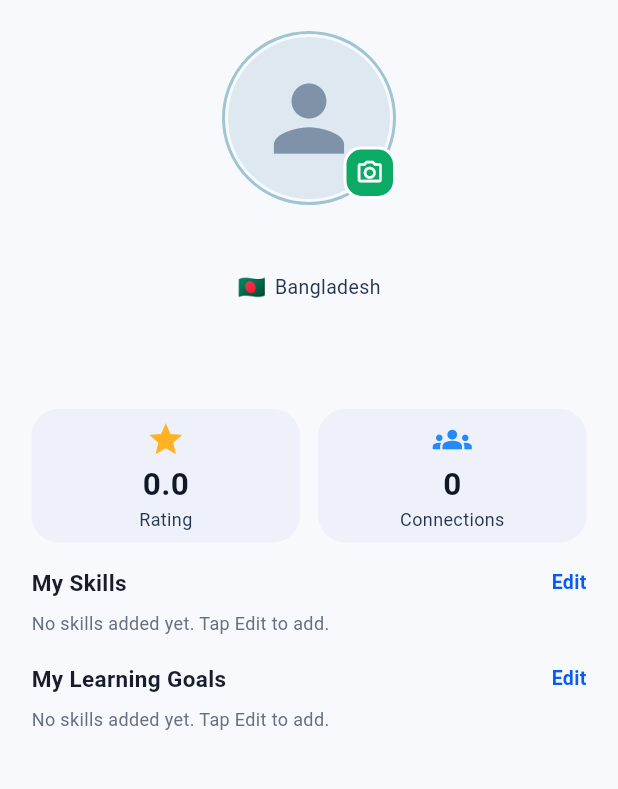
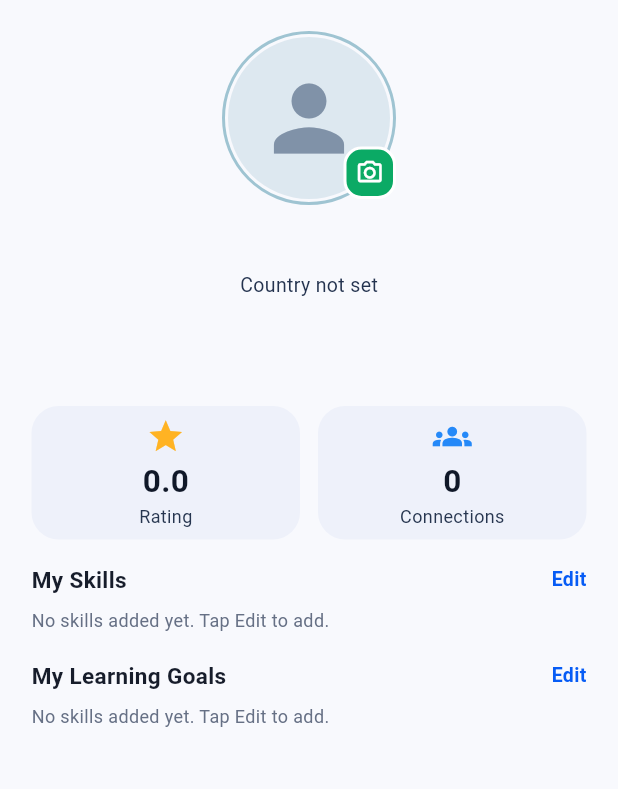
Before and after one commit to mdjahangir424/skillswap, a Flutter app: the ProfileScreen screen opened directly, on a phone screen of 412 x 824 dp, the part 59-848 px from its top. Run offline on Flutter 3.47's test engine with Material 3 defaults, Android fonts, the phone set to English and light mode, and no system bars; our stand-ins replace cloud_firestore, firebase_auth, firebase_core, firebase_storage, image_picker; accounts and stored records are empty.

Commit message:
Update profile_screen.dart

```diff
--- a/lib/screens/profile_screen.dart
+++ b/lib/screens/profile_screen.dart
@@ -25,6 +25,20 @@ class _ProfileScreenState extends State<ProfileScreen> {
     return FirebaseFirestore.instance
         .collection('users')
         .doc(currentUser!.uid);
+  }
+
+  // Convert country code into flag emoji.
+  String _countryFlag(String countryCode) {
+    final code = countryCode.trim().toUpperCase();
+
+    if (code.length != 2 ||
+        !RegExp(r'^[A-Z]{2}$').hasMatch(code)) {
+      return '';
+    }
+
+    return String.fromCharCodes(
+      code.codeUnits.map((value) => value + 127397),
+    );
   }
 
   // Upload Profile Photo
@@ -456,6 +470,15 @@ class _ProfileScreenState extends State<ProfileScreen> {
         final String photoUrl =
             (data['photoUrl'] as String?) ?? '';
 
+        // Country information saved during signup.
+        final String country =
+            (data['country'] as String?)?.trim() ?? '';
+
+        final String countryCode =
+            (data['countryCode'] as String?)?.trim() ?? '';
+
+        final String flag = _countryFlag(countryCode);
+
         final List<String> skills =
             _getStringList(data['skillsOffered']);
 
@@ -577,20 +600,30 @@ class _ProfileScreenState extends State<ProfileScreen> {
                           ),
                         ),
                         const SizedBox(height: 5),
-                        const Row(
+
+                        // Dynamic Country and Flag
+                        Row(
                           mainAxisAlignment: MainAxisAlignment.center,
                           children: [
-                            Text('🇧🇩', style: TextStyle(fontSize: 15)),
-                            SizedBox(width: 6),
+                            if (flag.isNotEmpty) ...[
+                              Text(
+                                flag,
+                                style: const TextStyle(fontSize: 15),
+                              ),
+                              const SizedBox(width: 6),
+                            ],
                             Text(
-                              'Bangladesh',
-                              style: TextStyle(
+                              country.isNotEmpty
+                                  ? country
+                                  : 'Country not set',
+                              style: const TextStyle(
                                 fontSize: 13,
                                 color: Color(0xFF24334F),
                               ),
                             ),
                           ],
                         ),
+
                         const SizedBox(height: 5),
                         Text(
                           email,
```
